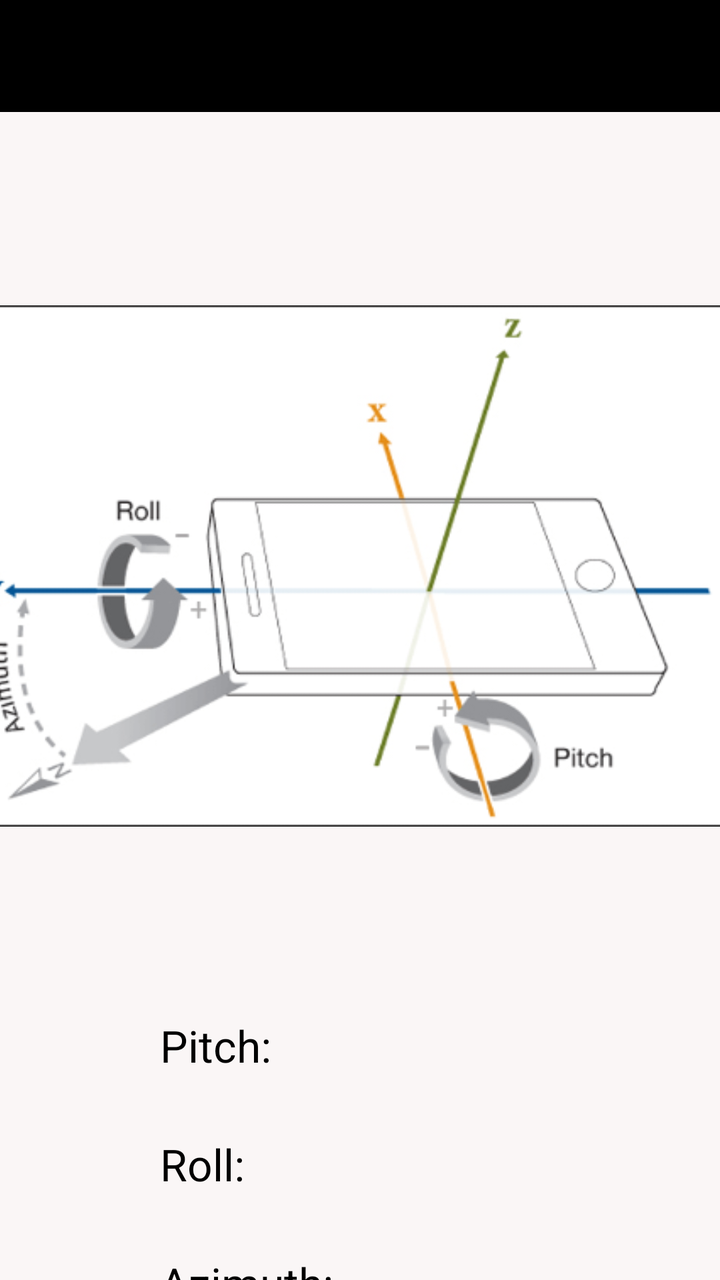
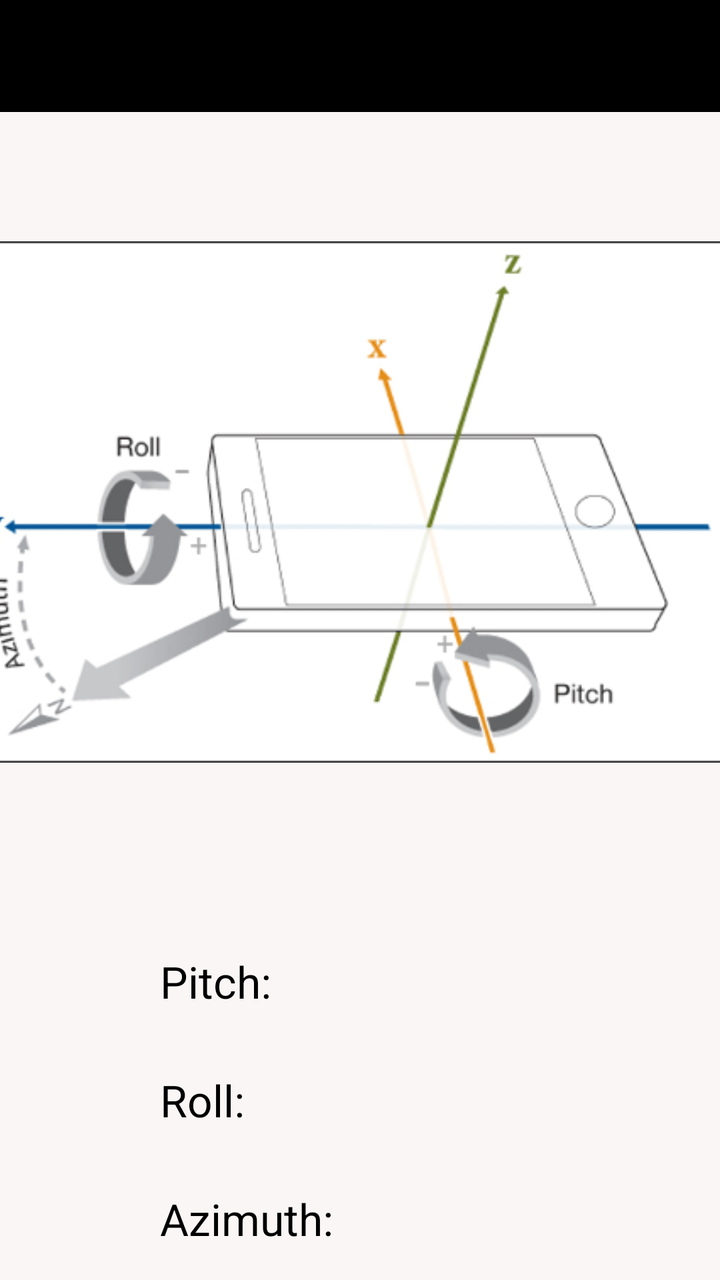

The first picture is an Android layout as it rendered before a commit; the second is the same layout after the commit. The layout source and the unified diff follow.
<!-- AndroidManifest.xml: application theme AppTheme -->
<!-- res/layout/activity_level.xml -->
<?xml version="1.0" encoding="utf-8"?>
<LinearLayout xmlns:android="http://schemas.android.com/apk/res/android"
    xmlns:app="http://schemas.android.com/apk/res-auto"
    xmlns:tools="http://schemas.android.com/tools"
    android:id="@+id/freeformangle"
    android:layout_width="match_parent"
    android:layout_height="match_parent"
    android:orientation="vertical"
    tools:context="com.slopeez.FreeformAngleMeasureActivity"
    >

    <androidx.appcompat.widget.Toolbar
        android:id="@+id/toolbar3"
        android:layout_width="match_parent"
        android:layout_height="56dp"
        android:background="@color/colorPrimary"
        >

    </androidx.appcompat.widget.Toolbar>

    <RelativeLayout
        android:layout_width="match_parent"
        android:layout_height="match_parent"
        android:background="#FAF6F6"
        android:backgroundTint="#FAF6F6">

        <TextView
            android:id="@+id/Roll_View"
            android:layout_width="wrap_content"
            android:layout_height="wrap_content"
            android:layout_below="@id/pitchView"
            android:layout_marginStart="80dp"
            android:layout_marginTop="30dp"
            android:text="Roll:"
            android:textAppearance="@style/TextAppearance.AppCompat.Large"
            android:textColor="@color/black" />

        <TextView
            android:id="@+id/azimuthView"
            android:layout_width="wrap_content"
            android:layout_height="wrap_content"
            android:layout_below="@id/Roll_View"
            android:layout_marginStart="80dp"
            android:layout_marginTop="30dp"
            android:text="Azimuth:"
            android:textAppearance="@style/TextAppearance.AppCompat.Large"
            android:textColor="@color/black" />


        <TextView
            android:id="@+id/pitchView"
            android:layout_width="wrap_content"
            android:layout_height="wrap_content"
            android:layout_below="@id/imageView"
            android:layout_marginStart="80dp"
            android:layout_marginTop="30dp"
            android:text="Pitch:"
            android:textAppearance="@style/TextAppearance.AppCompat.Large"
            android:textColor="@color/black" />

        <ImageView
            android:id="@+id/imageView"
            android:layout_width="353dp"
            android:layout_height="390dp"
            android:layout_alignParentTop="true"
            android:layout_gravity="center_vertical"
            android:layout_marginStart="36dp"
            android:layout_marginTop="32dp"
            android:layout_marginEnd="37dp"
            android:rotation="270"
            app:srcCompat="@drawable/orientation_axis" />
    </RelativeLayout>
</LinearLayout>
<!-- resources referenced by this layout -->
<resources>
  <color name="black">#FF000000</color>
  <color name="colorPrimary">@android:color/black</color>
  <!-- drawable orientation_axis: png bitmap (drawable-hdpi, 17933 bytes) -->
  <style name="AppTheme" parent="Theme.AppCompat.NoActionBar">
      
      <item name="colorPrimary">@color/black</item>
      <item name="colorPrimaryVariant">@color/black</item>
      <item name="colorOnPrimary">@color/white</item>
      
      <item name="colorSecondary">@color/teal_200</item>
      <item name="colorSecondaryVariant">@color/teal_700</item>
      <item name="colorOnSecondary">@color/black</item>
      <item name="colorAccent">@android:color/holo_red_dark</item>
      <item name="windowActionBarOverlay">false</item>
      <item name="android:windowActionBarOverlay">false</item>
  
      
      <item name="android:statusBarColor" tools:targetApi="l">?attr/colorPrimaryVariant</item>
    </style>
  <color name="white">#FFFFFFFF</color>
  <color name="teal_200">#FF03DAC5</color>
  <color name="teal_700">#FF018786</color>
</resources>

<!-- the commit's change to res/layout/activity_level.xml (unified diff, before → after) -->
@@ -65,9 +65,19 @@
             android:layout_alignParentTop="true"
             android:layout_gravity="center_vertical"
             android:layout_marginStart="36dp"
-            android:layout_marginTop="32dp"
+            android:layout_marginTop="0dp"
             android:layout_marginEnd="37dp"
             android:rotation="270"
             app:srcCompat="@drawable/orientation_axis" />
+
+        <Button
+            android:id="@+id/tareButton"
+            android:layout_width="wrap_content"
+            android:layout_height="wrap_content"
+            android:layout_marginStart="80dp"
+            android:onClick="tare"
+            android:layout_marginTop="10dp"
+            android:layout_below="@id/azimuthView"
+            android:text="TARE" />
     </RelativeLayout>
 </LinearLayout>
